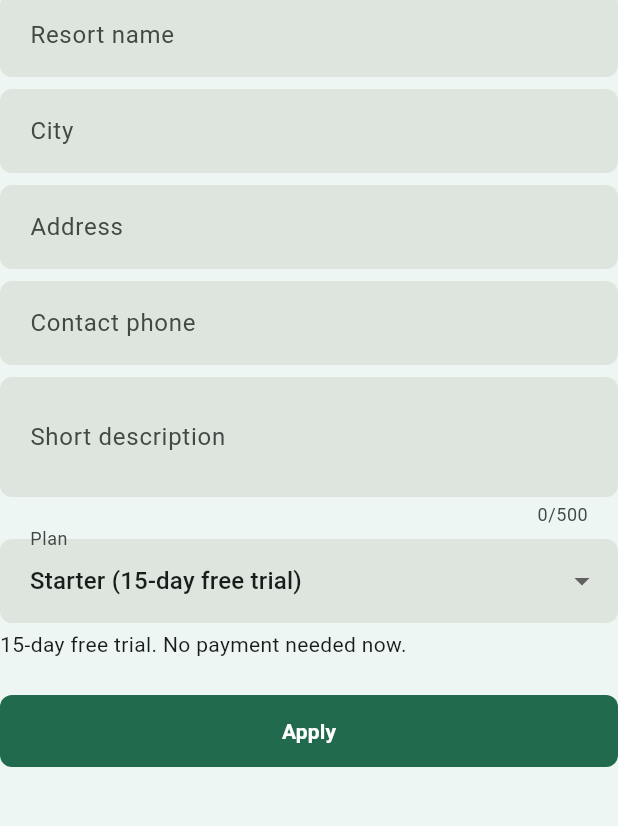
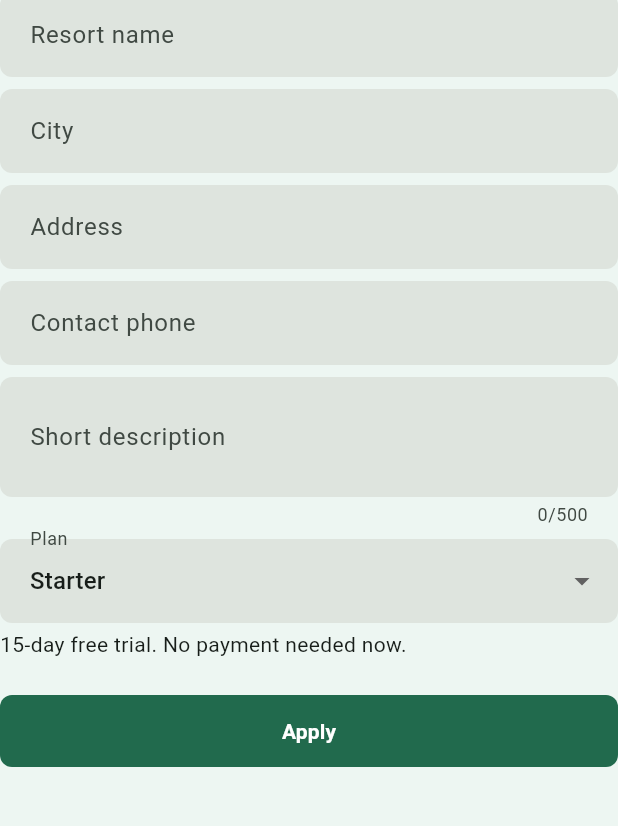
Before and after one commit to VSP-AI-AND-ROBOTICS/pasala-resorts, a Flutter app: the ListingForm widget shown alone on an empty page, opened directly, on a phone screen of 412 x 824 dp, the part 103-929 px from its top. Run offline on Flutter 3.47's test engine with Material 3 defaults, Android fonts, the phone set to English and light mode, and no system bars; our stand-ins replace flutter_riverpod, geolocator, go_router, image_picker, pdf, printing and 4 more; missing offline and left inert: dart:js_interop, mobile_scanner, razorpay_flutter; accounts and stored records are empty; network calls fail.

Commit message:
fix(listing): prevent plan dropdown text overflow on mobile screens

```diff
--- a/lib/features/listing/list_your_resort_screen.dart
+++ b/lib/features/listing/list_your_resort_screen.dart
@@ -191,8 +191,8 @@ class _ListingFormState extends ConsumerState<ListingForm> {
         ref.watch(subscriptionPlansProvider).value ?? const <SubscriptionPlan>[];
     final prices = {for (final p in plans) p.tier: p.monthlyPriceInr};
     String tierLabel(SubscriptionTier t) => prices[t] == null
-        ? '${t.label} (15-day free trial)'
-        : '${t.label} — ${formatInr(prices[t]!)}/month (15-day free trial)';
+        ? t.label
+        : '${t.label} — ${formatInr(prices[t]!)}/month';
 
     return Form(
       key: _formKey,
@@ -251,11 +251,18 @@ class _ListingFormState extends ConsumerState<ListingForm> {
           const SizedBox(height: Spacing.sm),
           DropdownButtonFormField<SubscriptionTier>(
             key: const Key('listing-tier'),
+            isExpanded: true,
             initialValue: _tier,
             decoration: const InputDecoration(labelText: 'Plan'),
             items: [
               for (final t in SubscriptionTier.values)
-                DropdownMenuItem(value: t, child: Text(tierLabel(t))),
+                DropdownMenuItem(
+                  value: t,
+                  child: Text(
+                    tierLabel(t),
+                    overflow: TextOverflow.ellipsis,
+                  ),
+                ),
             ],
             onChanged: (t) => setState(() => _tier = t ?? _tier),
           ),
```
Also changed, not shown: 1 other file.
